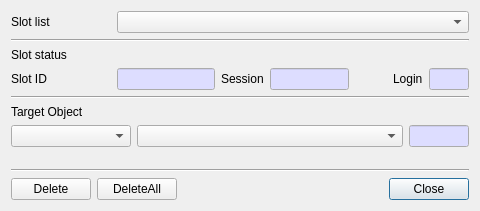
Old version of the form CryptokiMan/del_object_dlg.ui in the repository jykim74/CryptokiMan.
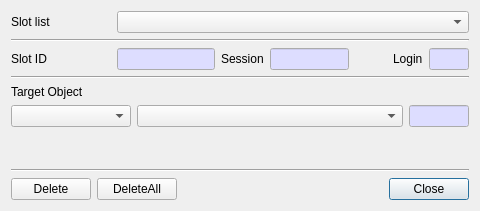
New version of the form.

What changed in the file:
```diff
--- a/CryptokiMan/del_object_dlg.ui
+++ b/CryptokiMan/del_object_dlg.ui
@@ -51,13 +51,6 @@
      </property>
     </widget>
    </item>
-   <item>
-    <widget class="QLabel" name="label_2">
-     <property name="text">
-      <string>Slot status</string>
-     </property>
-    </widget>
-   </item>
    <item>
     <layout class="QGridLayout" name="gridLayout_4">
      <property name="topMargin">
```
